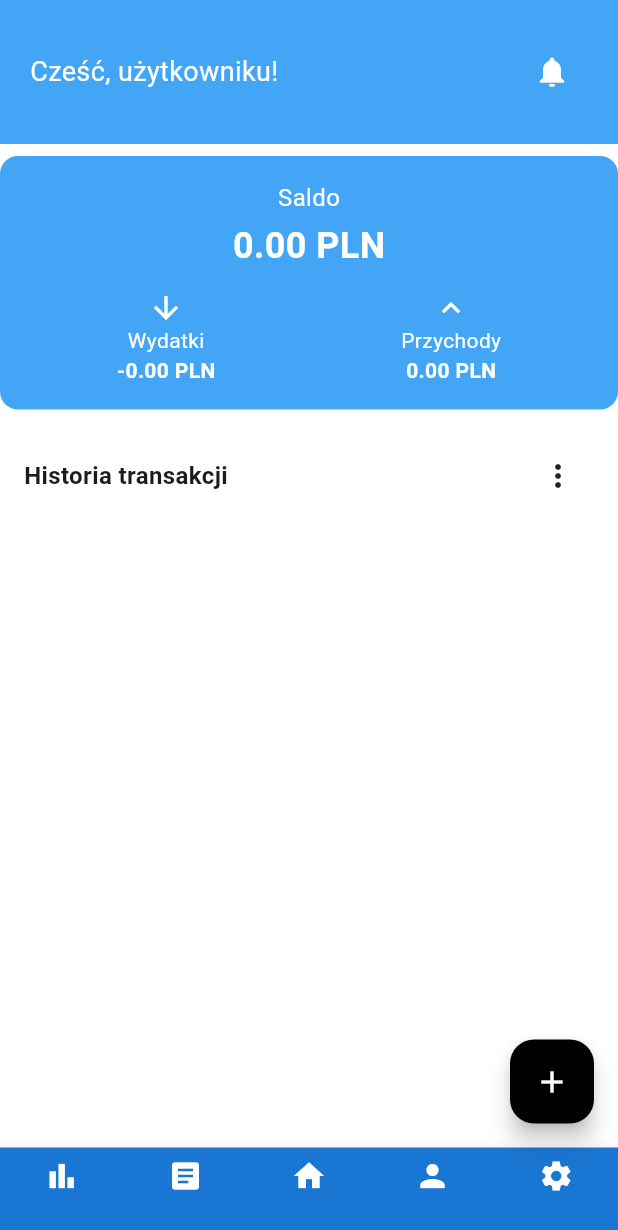
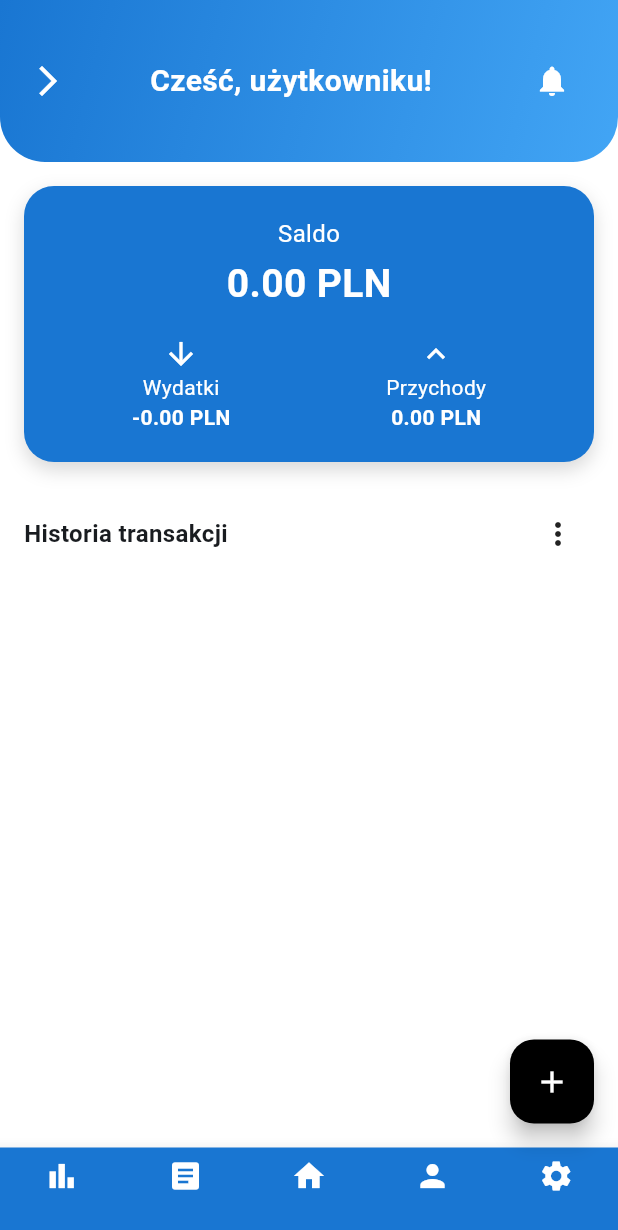
Before and after one commit to Money-Manager-App-Team/Money-Manager, a Flutter app: the screen it shows once a user with an empty profile is signed in, on a phone screen of 412 x 824 dp. Shown: the top 1230 px of the screen. Run offline on Flutter 3.47's test engine with Material 3 defaults, Android fonts, the phone set to English and light mode, and no system bars; our stand-ins replace cloud_firestore, firebase_auth, firebase_core, fl_chart; accounts and stored records are empty.

Commit message:
Update home_page.dart
Stylizacja głównego ekranu

```diff
--- a/lib/screens/home_page.dart
+++ b/lib/screens/home_page.dart
@@ -20,8 +20,7 @@ class HomePage extends StatefulWidget {
 }
 
 class _HomePageState extends State<HomePage> {
-  final TransactionService transactionService = TransactionService();
-  int _currentIndex = 2; // domyślnie widok home
+  int _currentIndex = 2;
 
   final List<Widget> _pages = const [
     GraphPage(),
@@ -35,8 +34,7 @@ class _HomePageState extends State<HomePage> {
   Widget build(BuildContext context) {
     return Scaffold(
       backgroundColor: Colors.white,
-      floatingActionButton:
-          _currentIndex == 2
+      floatingActionButton: _currentIndex == 2
           ? FloatingActionButton(
               backgroundColor: Colors.black,
               onPressed: () {
@@ -68,7 +66,6 @@ class _HomePageState extends State<HomePage> {
   }
 }
 
-// Brakująca klasa _MainHomeContent (stateful widget)
 class _MainHomeContent extends StatefulWidget {
   const _MainHomeContent({Key? key}) : super(key: key);
 
@@ -85,8 +82,7 @@ class _MainHomeContentState extends State<_MainHomeContent> {
     return StreamBuilder<List<AppTransaction>>(
       stream: transactionService.getTransactions(),
       builder: (context, snapshot) {
-        if (!snapshot.hasData)
-          return const Center(child: CircularProgressIndicator());
+        if (!snapshot.hasData) return const Center(child: CircularProgressIndicator());
         final transactions = List<AppTransaction>.from(snapshot.data!);
         final balance = Balance.fromTransactions(transactions);
 
@@ -114,20 +110,38 @@ class _MainHomeContentState extends State<_MainHomeContent> {
 
             return SingleChildScrollView(
               child: Column(
+                crossAxisAlignment: CrossAxisAlignment.stretch,
                 children: [
+                  // Stylizowany nagłówek
                   Container(
-                    padding: const EdgeInsets.symmetric(
-                      horizontal: 20,
-                      vertical: 24,
+                    decoration: const BoxDecoration(
+                      gradient: LinearGradient(
+                        colors: [Color(0xFF1976D2), Color(0xFF42A5F5)],
+                        begin: Alignment.topLeft,
+                        end: Alignment.bottomRight,
                       ),
-                    width: double.infinity,
-                    color: const Color(0xFF42A5F5),
+                      borderRadius: BorderRadius.only(
+                        bottomLeft: Radius.circular(30),
+                        bottomRight: Radius.circular(30),
+                      ),
+                    ),
+                    padding: const EdgeInsets.symmetric(horizontal: 20, vertical: 30),
                     child: Row(
                       mainAxisAlignment: MainAxisAlignment.spaceBetween,
                       children: [
+                        GestureDetector(
+                          onTap: () {
+                            Navigator.of(context).push(MaterialPageRoute(builder: (_) => const ProfilePage()));
+                          },
+                          child: const Icon(Icons.arrow_forward_ios, color: Colors.white),
+                        ),
                         const Text(
                           'Cześć, użytkowniku!',
-                          style: TextStyle(color: Colors.white, fontSize: 18),
+                          style: TextStyle(
+                            color: Colors.white,
+                            fontSize: 20,
+                            fontWeight: FontWeight.bold,
+                          ),
                         ),
                         PopupMenuButton<String>(
                           offset: const Offset(-40, 0),
@@ -137,9 +151,7 @@ class _MainHomeContentState extends State<_MainHomeContent> {
                               return const [
                                 PopupMenuItem<String>(
                                   value: 'budget',
-                                  child: Text(
-                                    'Twoje wydatki przekroczyły budżet',
-                                  ),
+                                  child: Text('Twoje wydatki przekroczyły budżet'),
                                 ),
                               ];
                             } else {
@@ -153,22 +165,29 @@ class _MainHomeContentState extends State<_MainHomeContent> {
                           },
                           icon: Icon(
                             Icons.notifications,
-                            color:
-                                overBudget ? Colors.yellowAccent : Colors.white,
+                            color: overBudget ? Colors.yellowAccent : Colors.white,
                           ),
                         ),
                       ],
                     ),
                   ),
+
+                  const SizedBox(height: 16),
+
+                  // Panel saldo
                   Container(
-                    margin: const EdgeInsets.symmetric(vertical: 8),
-                    padding: const EdgeInsets.all(16),
+                    margin: const EdgeInsets.symmetric(horizontal: 16),
+                    padding: const EdgeInsets.all(20),
                     decoration: BoxDecoration(
-                      color:
-                          negativeBalance
-                              ? Colors.redAccent
-                              : const Color(0xFF42A5F5),
-                      borderRadius: BorderRadius.circular(12),
+                      color: negativeBalance ? Colors.redAccent : const Color(0xFF1976D2),
+                      borderRadius: BorderRadius.circular(20),
+                      boxShadow: [
+                        BoxShadow(
+                          color: Colors.grey.withOpacity(0.4),
+                          blurRadius: 10,
+                          offset: const Offset(0, 5),
+                        ),
+                      ],
                     ),
                     child: Column(
                       children: [
@@ -181,18 +200,17 @@ class _MainHomeContentState extends State<_MainHomeContent> {
                           '${balance.total.toStringAsFixed(2)} PLN',
                           style: const TextStyle(
                             color: Colors.white,
-                            fontSize: 24,
+                            fontSize: 26,
                             fontWeight: FontWeight.bold,
                           ),
                         ),
-                        const SizedBox(height: 12),
+                        const SizedBox(height: 16),
                         Row(
                           mainAxisAlignment: MainAxisAlignment.spaceAround,
                           children: [
                             BalanceItem(
                               label: 'Wydatki',
-                              value:
-                                  '${balance.expense.abs().toStringAsFixed(2)} PLN',
+                              value: '${balance.expense.abs().toStringAsFixed(2)} PLN',
                             ),
                             BalanceItem(
                               label: 'Przychody',
@@ -203,7 +221,9 @@ class _MainHomeContentState extends State<_MainHomeContent> {
                       ],
                     ),
                   ),
-                  const SizedBox(height: 12),
+
+                  const SizedBox(height: 24),
+
                   Padding(
                     padding: const EdgeInsets.symmetric(horizontal: 16.0),
                     child: Row(
@@ -217,10 +237,8 @@ class _MainHomeContentState extends State<_MainHomeContent> {
                           ),
                         ),
                         PopupMenuButton<TransactionSort>(
-                          onSelected:
-                              (sort) => setState(() => _currentSort = sort),
-                          itemBuilder:
-                              (context) => const [
+                          onSelected: (sort) => setState(() => _currentSort = sort),
+                          itemBuilder: (context) => const [
                             PopupMenuItem(
                               value: TransactionSort.newest,
                               child: Text('Od najnowszych'),
@@ -262,7 +280,6 @@ class _MainHomeContentState extends State<_MainHomeContent> {
   }
 
   double _extractAmount(AppTransaction tx) {
-    // Usuwamy wszystko poza cyframi, kropką, przecinkiem i minusami, zamieniamy przecinek na kropkę
     final cleaned = tx.amount
         .replaceAll(RegExp(r'[^0-9.,-]'), '')
         .replaceAll(',', '.');
```
Lines whose indentation alone changed are shown as unchanged.
